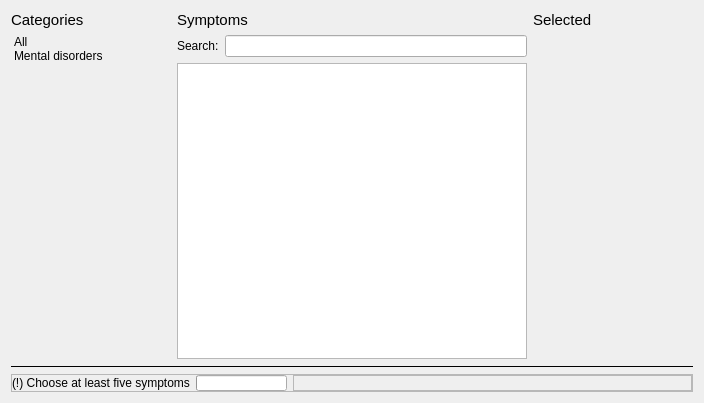
The window that src/gui/ui/symptoms_window.ui (Illness-Prediction-System/IllnessPredictionSystem) describes before a commit, drawn with Qt 5.
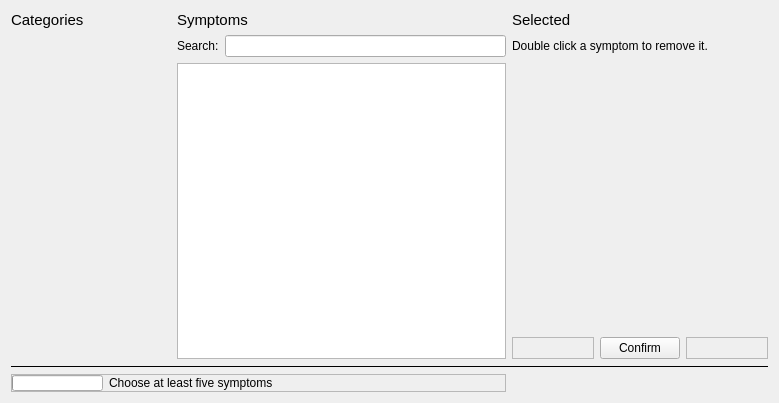
The same window after the commit.

Commit message: IL-10 refactor: change .ui elements

```diff
--- a/src/gui/ui/symptoms_window.ui
+++ b/src/gui/ui/symptoms_window.ui
@@ -6,7 +6,7 @@
    <rect>
     <x>0</x>
     <y>0</y>
-    <width>704</width>
+    <width>779</width>
     <height>403</height>
    </rect>
   </property>
@@ -14,7 +14,7 @@
    <string>Symptom selection</string>
   </property>
   <layout class="QGridLayout" name="gridLayout">
-   <item row="2" column="1" colspan="3">
+   <item row="3" column="1" rowspan="2" colspan="2">
     <widget class="QListWidget" name="lstSymptoms">
      <property name="frameShape">
       <enum>QFrame::Shape::StyledPanel</enum>
@@ -27,10 +27,44 @@
      </property>
     </widget>
    </item>
-   <item row="1" column="1" colspan="2">
+   <item row="0" column="1" colspan="2">
+    <widget class="QLabel" name="label_6">
+     <property name="sizePolicy">
+      <sizepolicy hsizetype="Preferred" vsizetype="Minimum">
+       <horstretch>0</horstretch>
+       <verstretch>0</verstretch>
+      </sizepolicy>
+     </property>
+     <property name="maximumSize">
+      <size>
+       <width>16777215</width>
+       <height>18</height>
+      </size>
+     </property>
+     <property name="font">
+      <font>
+       <pointsize>11</pointsize>
+      </font>
+     </property>
+     <property name="text">
+      <string>Symptoms</string>
+     </property>
+    </widget>
+   </item>
+   <item row="5" column="0" colspan="6">
+    <widget class="Line" name="line">
+     <property name="frameShadow">
+      <enum>QFrame::Shadow::Plain</enum>
+     </property>
+     <property name="orientation">
+      <enum>Qt::Orientation::Horizontal</enum>
+     </property>
+    </widget>
+   </item>
+   <item row="2" column="1">
     <widget class="QLabel" name="label">
      <property name="sizePolicy">
-      <sizepolicy hsizetype="Fixed" vsizetype="Preferred">
+      <sizepolicy hsizetype="Fixed" vsizetype="Fixed">
        <horstretch>0</horstretch>
        <verstretch>0</verstretch>
       </sizepolicy>
@@ -40,7 +74,7 @@
      </property>
     </widget>
    </item>
-   <item row="1" column="0" rowspan="2">
+   <item row="2" column="0" rowspan="3">
     <widget class="QListWidget" name="lstCategories">
      <property name="maximumSize">
       <size>
@@ -87,161 +121,16 @@
      <property name="spacing">
       <number>2</number>
      </property>
-     <item>
-      <property name="text">
-       <string>All</string>
-      </property>
-     </item>
-     <item>
-      <property name="text">
-       <string>Mental disorders</string>
-      </property>
-     </item>
     </widget>
    </item>
-   <item row="0" column="0">
-    <widget class="QLabel" name="label_5">
-     <property name="sizePolicy">
-      <sizepolicy hsizetype="Preferred" vsizetype="Minimum">
-       <horstretch>0</horstretch>
-       <verstretch>0</verstretch>
-      </sizepolicy>
-     </property>
-     <property name="maximumSize">
-      <size>
-       <width>16777215</width>
-       <height>18</height>
-      </size>
-     </property>
-     <property name="font">
-      <font>
-       <pointsize>11</pointsize>
-      </font>
-     </property>
-     <property name="text">
-      <string>Categories</string>
-     </property>
-    </widget>
-   </item>
-   <item row="1" column="3">
-    <widget class="QLineEdit" name="leSearch">
-     <property name="sizePolicy">
-      <sizepolicy hsizetype="Expanding" vsizetype="Fixed">
-       <horstretch>0</horstretch>
-       <verstretch>0</verstretch>
-      </sizepolicy>
-     </property>
-     <property name="frame">
-      <bool>true</bool>
-     </property>
-    </widget>
-   </item>
-   <item row="3" column="0" colspan="5">
-    <widget class="Line" name="line">
-     <property name="frameShadow">
-      <enum>QFrame::Shadow::Plain</enum>
-     </property>
-     <property name="orientation">
-      <enum>Qt::Orientation::Horizontal</enum>
-     </property>
-    </widget>
-   </item>
-   <item row="0" column="1" colspan="3">
-    <widget class="QLabel" name="label_6">
-     <property name="sizePolicy">
-      <sizepolicy hsizetype="Preferred" vsizetype="Minimum">
-       <horstretch>0</horstretch>
-       <verstretch>0</verstretch>
-      </sizepolicy>
-     </property>
-     <property name="maximumSize">
-      <size>
-       <width>16777215</width>
-       <height>18</height>
-      </size>
-     </property>
-     <property name="font">
-      <font>
-       <pointsize>11</pointsize>
-      </font>
-     </property>
-     <property name="text">
-      <string>Symptoms</string>
-     </property>
-    </widget>
-   </item>
-   <item row="1" column="4" rowspan="2">
-    <widget class="QListWidget" name="lstSelected">
-     <property name="maximumSize">
-      <size>
-       <width>160</width>
-       <height>16777215</height>
-      </size>
-     </property>
-     <property name="palette">
-      <palette>
-       <active>
-        <colorrole role="Base">
-         <brush brushstyle="SolidPattern">
-          <color alpha="0">
-           <red>255</red>
-           <green>255</green>
-           <blue>255</blue>
-          </color>
-         </brush>
-        </colorrole>
-       </active>
-       <inactive>
-        <colorrole role="Base">
-         <brush brushstyle="SolidPattern">
-          <color alpha="0">
-           <red>255</red>
-           <green>255</green>
-           <blue>255</blue>
-          </color>
-         </brush>
-        </colorrole>
-       </inactive>
-       <disabled/>
-      </palette>
-     </property>
-     <property name="frameShape">
-      <enum>QFrame::Shape::NoFrame</enum>
-     </property>
-     <property name="frameShadow">
-      <enum>QFrame::Shadow::Plain</enum>
-     </property>
-     <property name="lineWidth">
-      <number>0</number>
-     </property>
-    </widget>
-   </item>
-   <item row="0" column="4">
-    <widget class="QLabel" name="label_3">
-     <property name="sizePolicy">
-      <sizepolicy hsizetype="Preferred" vsizetype="Minimum">
-       <horstretch>0</horstretch>
-       <verstretch>0</verstretch>
-      </sizepolicy>
-     </property>
-     <property name="maximumSize">
-      <size>
-       <width>16777215</width>
-       <height>18</height>
-      </size>
-     </property>
-     <property name="font">
-      <font>
-       <pointsize>11</pointsize>
-      </font>
-     </property>
-     <property name="text">
-      <string>Selected</string>
-     </property>
-    </widget>
-   </item>
-   <item row="4" column="0" colspan="5">
+   <item row="6" column="0" colspan="3">
     <widget class="QFrame" name="frame">
+     <property name="sizePolicy">
+      <sizepolicy hsizetype="Preferred" vsizetype="Fixed">
+       <horstretch>0</horstretch>
+       <verstretch>0</verstretch>
+      </sizepolicy>
+     </property>
      <property name="frameShape">
       <enum>QFrame::Shape::StyledPanel</enum>
      </property>
@@ -261,19 +150,6 @@
       <property name="bottomMargin">
        <number>0</number>
       </property>
-      <item>
-       <widget class="QLabel" name="lblRequirement">
-        <property name="sizePolicy">
-         <sizepolicy hsizetype="Fixed" vsizetype="Fixed">
-          <horstretch>0</horstretch>
-          <verstretch>0</verstretch>
-         </sizepolicy>
-        </property>
-        <property name="text">
-         <string>(!) Choose at least five symptoms</string>
-        </property>
-       </widget>
-      </item>
       <item>
        <widget class="QProgressBar" name="pbarSymptoms">
         <property name="sizePolicy">
@@ -302,8 +178,27 @@
         </property>
        </widget>
       </item>
+      <item>
+       <widget class="QLabel" name="lblRequirement">
+        <property name="sizePolicy">
+         <sizepolicy hsizetype="Fixed" vsizetype="Fixed">
+          <horstretch>0</horstretch>
+          <verstretch>0</verstretch>
+         </sizepolicy>
+        </property>
+        <property name="text">
+         <string>Choose at least five symptoms</string>
+        </property>
+       </widget>
+      </item>
       <item>
        <widget class="QFrame" name="frame_2">
+        <property name="sizePolicy">
+         <sizepolicy hsizetype="Preferred" vsizetype="Fixed">
+          <horstretch>0</horstretch>
+          <verstretch>0</verstretch>
+         </sizepolicy>
+        </property>
         <property name="frameShape">
          <enum>QFrame::Shape::StyledPanel</enum>
         </property>
@@ -315,6 +210,192 @@
      </layout>
     </widget>
    </item>
+   <item row="2" column="2">
+    <widget class="QLineEdit" name="leSearch">
+     <property name="sizePolicy">
+      <sizepolicy hsizetype="Expanding" vsizetype="Fixed">
+       <horstretch>0</horstretch>
+       <verstretch>0</verstretch>
+      </sizepolicy>
+     </property>
+     <property name="frame">
+      <bool>true</bool>
+     </property>
+    </widget>
+   </item>
+   <item row="4" column="4">
+    <widget class="QPushButton" name="btnConfirm">
+     <property name="sizePolicy">
+      <sizepolicy hsizetype="Fixed" vsizetype="Fixed">
+       <horstretch>0</horstretch>
+       <verstretch>0</verstretch>
+      </sizepolicy>
+     </property>
+     <property name="text">
+      <string>Confirm</string>
+     </property>
+    </widget>
+   </item>
+   <item row="0" column="0">
+    <widget class="QLabel" name="label_5">
+     <property name="sizePolicy">
+      <sizepolicy hsizetype="Preferred" vsizetype="Minimum">
+       <horstretch>0</horstretch>
+       <verstretch>0</verstretch>
+      </sizepolicy>
+     </property>
+     <property name="maximumSize">
+      <size>
+       <width>16777215</width>
+       <height>18</height>
+      </size>
+     </property>
+     <property name="font">
+      <font>
+       <pointsize>11</pointsize>
+      </font>
+     </property>
+     <property name="text">
+      <string>Categories</string>
+     </property>
+    </widget>
+   </item>
+   <item row="4" column="3">
+    <widget class="QFrame" name="frame_3">
+     <property name="sizePolicy">
+      <sizepolicy hsizetype="Preferred" vsizetype="Preferred">
+       <horstretch>0</horstretch>
+       <verstretch>0</verstretch>
+      </sizepolicy>
+     </property>
+     <property name="maximumSize">
+      <size>
+       <width>16777215</width>
+       <height>16777215</height>
+      </size>
+     </property>
+     <property name="frameShape">
+      <enum>QFrame::Shape::StyledPanel</enum>
+     </property>
+     <property name="frameShadow">
+      <enum>QFrame::Shadow::Raised</enum>
+     </property>
+    </widget>
+   </item>
+   <item row="4" column="5">
+    <widget class="QFrame" name="frame_4">
+     <property name="sizePolicy">
+      <sizepolicy hsizetype="Preferred" vsizetype="Preferred">
+       <horstretch>0</horstretch>
+       <verstretch>0</verstretch>
+      </sizepolicy>
+     </property>
+     <property name="maximumSize">
+      <size>
+       <width>16777215</width>
+       <height>16777215</height>
+      </size>
+     </property>
+     <property name="frameShape">
+      <enum>QFrame::Shape::StyledPanel</enum>
+     </property>
+     <property name="frameShadow">
+      <enum>QFrame::Shadow::Raised</enum>
+     </property>
+    </widget>
+   </item>
+   <item row="3" column="3" colspan="3">
+    <widget class="QListWidget" name="lstSelected">
+     <property name="sizePolicy">
+      <sizepolicy hsizetype="Expanding" vsizetype="Expanding">
+       <horstretch>0</horstretch>
+       <verstretch>0</verstretch>
+      </sizepolicy>
+     </property>
+     <property name="maximumSize">
+      <size>
+       <width>16777215</width>
+       <height>16777215</height>
+      </size>
+     </property>
+     <property name="palette">
+      <palette>
+       <active>
+        <colorrole role="Base">
+         <brush brushstyle="SolidPattern">
+          <color alpha="0">
+           <red>255</red>
+           <green>255</green>
+           <blue>255</blue>
+          </color>
+         </brush>
+        </colorrole>
+       </active>
+       <inactive>
+        <colorrole role="Base">
+         <brush brushstyle="SolidPattern">
+          <color alpha="0">
+           <red>255</red>
+           <green>255</green>
+           <blue>255</blue>
+          </color>
+         </brush>
+        </colorrole>
+       </inactive>
+       <disabled/>
+      </palette>
+     </property>
+     <property name="frameShape">
+      <enum>QFrame::Shape::NoFrame</enum>
+     </property>
+     <property name="frameShadow">
+      <enum>QFrame::Shadow::Plain</enum>
+     </property>
+     <property name="lineWidth">
+      <number>0</number>
+     </property>
+    </widget>
+   </item>
+   <item row="2" column="3" colspan="3">
+    <widget class="QLabel" name="label_2">
+     <property name="sizePolicy">
+      <sizepolicy hsizetype="Preferred" vsizetype="Fixed">
+       <horstretch>0</horstretch>
+       <verstretch>0</verstretch>
+      </sizepolicy>
+     </property>
+     <property name="text">
+      <string>Double click a symptom to remove it.</string>
+     </property>
+     <property name="wordWrap">
+      <bool>false</bool>
+     </property>
+    </widget>
+   </item>
+   <item row="0" column="3" colspan="3">
+    <widget class="QLabel" name="label_3">
+     <property name="sizePolicy">
+      <sizepolicy hsizetype="Preferred" vsizetype="Minimum">
+       <horstretch>0</horstretch>
+       <verstretch>0</verstretch>
+      </sizepolicy>
+     </property>
+     <property name="maximumSize">
+      <size>
+       <width>16777215</width>
+       <height>18</height>
+      </size>
+     </property>
+     <property name="font">
+      <font>
+       <pointsize>11</pointsize>
+      </font>
+     </property>
+     <property name="text">
+      <string>Selected</string>
+     </property>
+    </widget>
+   </item>
   </layout>
  </widget>
  <resources/>
```
The commit also changes 3 other files.
